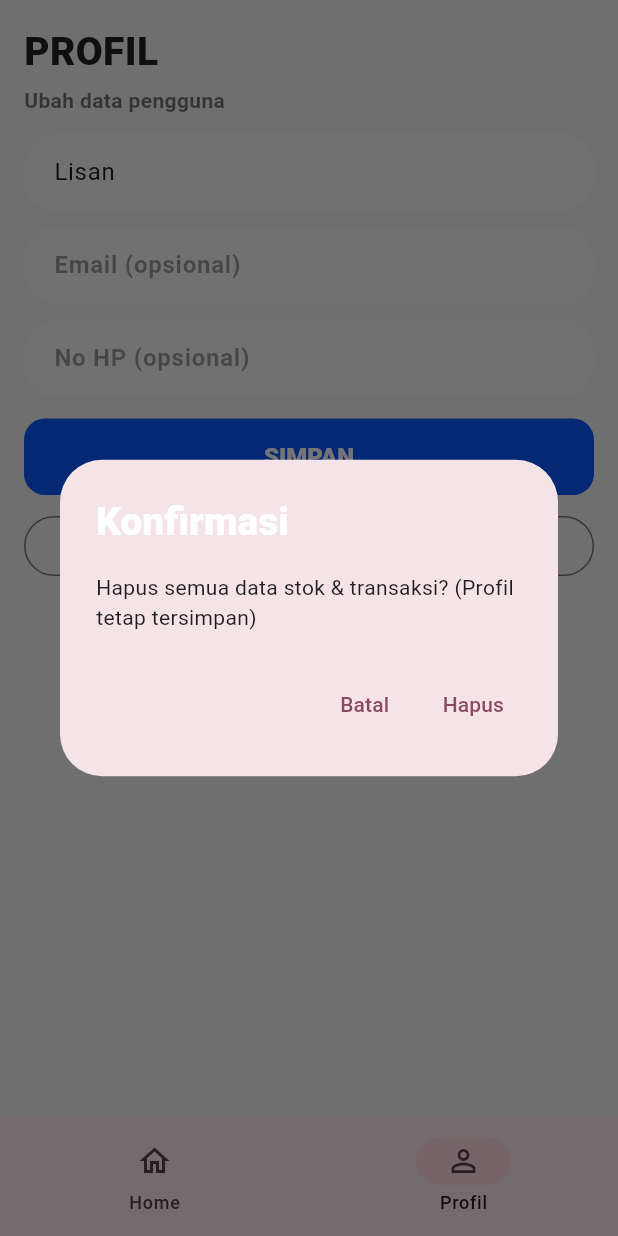
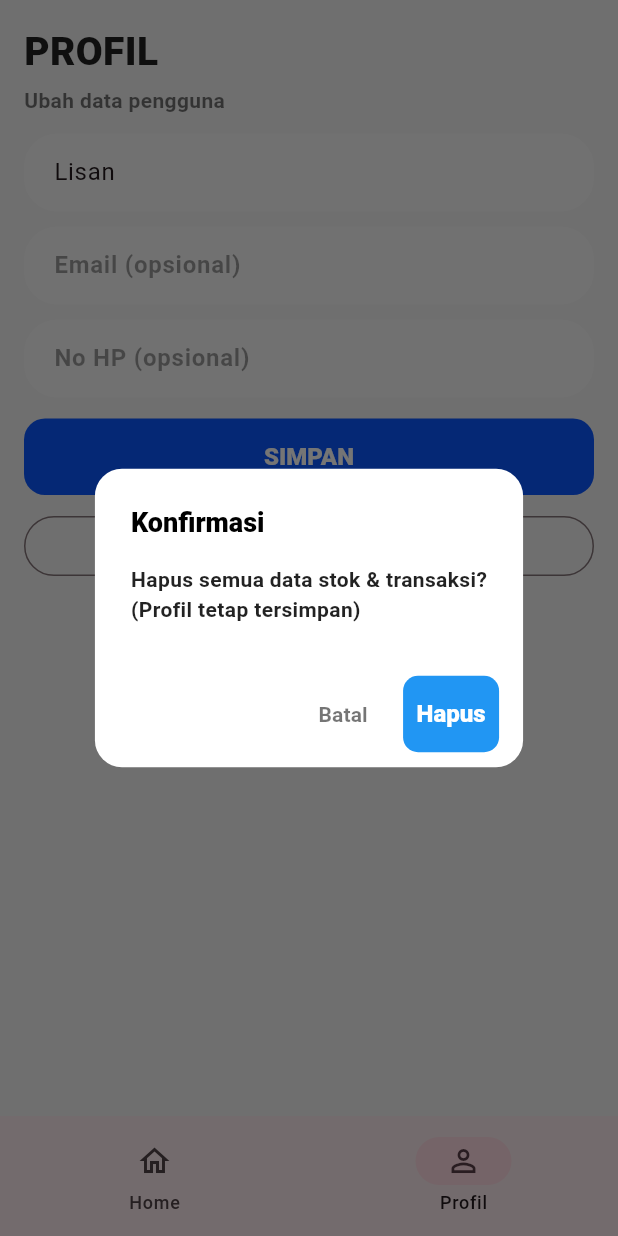
Before and after one commit to abdairsyaputramirudin/StockLog_Digital-Entrepreneurship-Product-Development, a Flutter app: the screen it shows after launch, item 2 of the bottom bar chosen, after a tap on "(Kosongkan Stok & Transaksi)", on a phone screen of 412 x 824 dp. Run offline on Flutter 3.47's test engine with Material 3 defaults, Android fonts, the phone set to English and light mode, and no system bars; our stand-ins replace sqflite; accounts and stored records are empty; network calls fail.

Commit message:
style: perbaiki tampilan dialog konfirmasi reset data

```diff
--- a/lib/screens/profile_screen.dart
+++ b/lib/screens/profile_screen.dart
@@ -71,17 +71,52 @@ class _ProfileScreenState extends State<ProfileScreen> {
     final ok = await showDialog<bool>(
       context: context,
       builder: (_) => AlertDialog(
-        title: const Text("Konfirmasi",
-            style: TextStyle(fontWeight: FontWeight.w900)),
+        backgroundColor: Colors.white, // ✅ hilangkan pink
+        shape: RoundedRectangleBorder(
+          borderRadius: BorderRadius.circular(18),
+        ),
+        title: const Text(
+          "Konfirmasi",
+          style: TextStyle(
+            fontWeight: FontWeight.w900,
+            fontSize: 18,
+            color: Colors.black, // ✅ judul tidak putih
+          ),
+        ),
         content: const Text(
-            "Hapus semua data stok & transaksi? (Profil tetap tersimpan)"),
+          "Hapus semua data stok & transaksi?\n(Profil tetap tersimpan)",
+          style: TextStyle(
+            fontSize: 14,
+            fontWeight: FontWeight.w600,
+            color: Colors.black87,
+          ),
+        ),
+        actionsPadding:
+            const EdgeInsets.symmetric(horizontal: 16, vertical: 10),
         actions: [
           TextButton(
-              onPressed: () => Navigator.pop(context, false),
-              child: const Text("Batal")),
-          TextButton(
-              onPressed: () => Navigator.pop(context, true),
-              child: const Text("Hapus")),
+            onPressed: () => Navigator.pop(context, false),
+            child: const Text(
+              "Batal",
+              style: TextStyle(
+                fontWeight: FontWeight.w700,
+                color: Colors.black54,
+              ),
+            ),
+          ),
+          FilledButton(
+            onPressed: () => Navigator.pop(context, true),
+            style: FilledButton.styleFrom(
+              backgroundColor: Colors.blue, // ✅ tema biru
+              shape: RoundedRectangleBorder(
+                borderRadius: BorderRadius.circular(10),
+              ),
+            ),
+            child: const Text(
+              "Hapus",
+              style: TextStyle(fontWeight: FontWeight.w800),
+            ),
+          ),
         ],
       ),
     );
```
